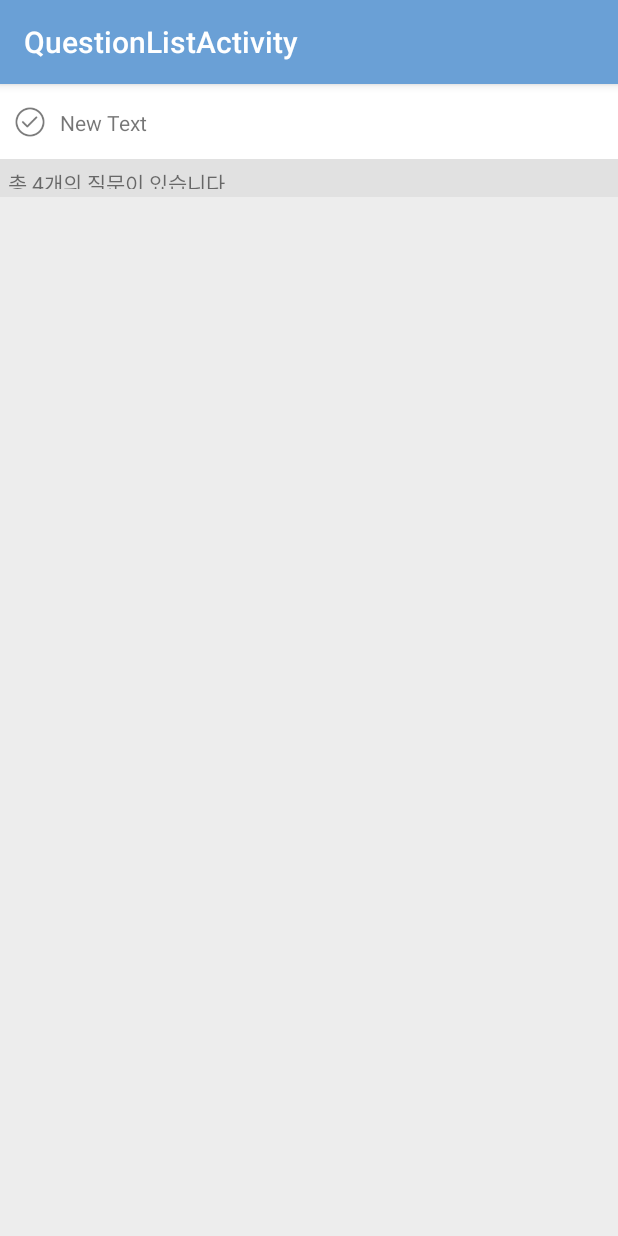
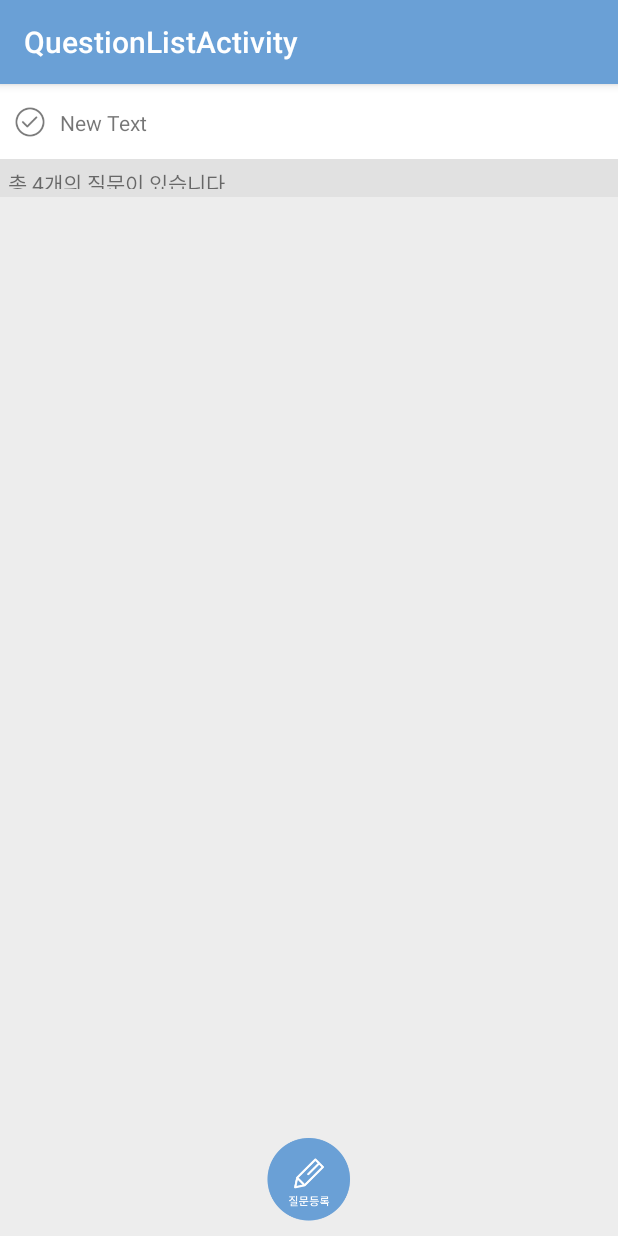
Before and after one commit to dudeh534/interviewProject, an Android app: the QuestionListActivity screen opened directly, with no data from a screen before it, on a phone screen of 412 x 824 dp. Run offline under Robolectric (Android 15) with nearby library versions, the phone set to English and light mode, and no system bars.

Commit message:
question

```diff
--- a/app/src/main/java/fighting/teamsixteen/unithon/interviewproj/QuestionListActivity.java
+++ b/app/src/main/java/fighting/teamsixteen/unithon/interviewproj/QuestionListActivity.java
@@ -2,6 +2,12 @@ package fighting.teamsixteen.unithon.interviewproj;
 
 import android.os.Bundle;
 import android.support.v7.app.AppCompatActivity;
+import android.support.v7.widget.GridLayoutManager;
+import android.support.v7.widget.LinearLayoutManager;
+import android.support.v7.widget.RecyclerView;
+
+import java.util.ArrayList;
+import java.util.List;
 
 public class QuestionListActivity extends AppCompatActivity {
 
@@ -9,6 +15,16 @@ public class QuestionListActivity extends AppCompatActivity {
     protected void onCreate(Bundle savedInstanceState) {
         super.onCreate(savedInstanceState);
         setContentView(R.layout.activity_question_list);
+        final RecyclerView recyclerView = (RecyclerView) findViewById(R.id.recyclerView2);
+        LinearLayoutManager layoutManager = new LinearLayoutManager(getApplicationContext());
+        recyclerView.setHasFixedSize(true);
+        recyclerView.setLayoutManager(layoutManager);
+        final List<Recycler_Item_question> items = new ArrayList<>();
+        final Recycler_Item_question[] item = new Recycler_Item_question[20];
+        item[0] = new Recycler_Item_question("Selfintroduce","adfasdf","1");
+        for (int i = 0; i < 1; i++) items.add(item[i]);
+        recyclerView.setLayoutManager(new GridLayoutManager(this, 2));
+        recyclerView.setAdapter(new RecyclerAdapter_question(getApplicationContext(), items, R.layout.activity_question_list));
 
     }
 
--- /dev/null
+++ b/app/src/main/java/fighting/teamsixteen/unithon/interviewproj/RecyclerAdapter_question.java
@@ -0,0 +1,62 @@
+package fighting.teamsixteen.unithon.interviewproj;
+
+import android.content.Context;
+import android.support.v7.widget.CardView;
+import android.support.v7.widget.RecyclerView;
+import android.view.LayoutInflater;
+import android.view.View;
+import android.view.ViewGroup;
+import android.widget.TextView;
+
+import java.util.List;
+
+/**
+ * Created by Youngdo on 2016-02-13.
+ */
+public class RecyclerAdapter_question extends RecyclerView.Adapter<RecyclerAdapter_question.ViewHolder> {
+    Context context;
+    List<Recycler_Item_question> items;
+    int item_layout;
+
+
+    public RecyclerAdapter_question(Context context, List<Recycler_Item_question> items, int item_layout) {
+        this.context = context;
+        this.items = items;
+        this.item_layout = item_layout;
+    }
+
+    @Override
+    public ViewHolder onCreateViewHolder(ViewGroup parent, int viewType) {
+        View v = LayoutInflater.from(parent.getContext()).inflate(R.layout.item_cardview_question, null);
+        return new ViewHolder(v);
+    }
+
+    @Override
+    public void onBindViewHolder(ViewHolder holder, int position) {
+        final Recycler_Item_question item = items.get(position);
+        holder.title.setText(item.getTitle());
+        holder.number.setText(item.getNumber());
+        holder.answer.setText(item.getAnswer());
+    }
+
+    @Override
+    public int getItemCount() {
+        return 0;
+    }
+
+    public class ViewHolder extends RecyclerView.ViewHolder {
+        TextView title;
+        CardView cardview;
+        TextView answer;
+        TextView number;
+
+
+        public ViewHolder(View itemView) {
+            super(itemView);
+            title = (TextView) itemView.findViewById(R.id.textView6);
+            cardview = (CardView) itemView.findViewById(R.id.cardView1);
+            answer = (TextView) itemView.findViewById(R.id.textView7);
+            number = (TextView) itemView.findViewById(R.id.textView5);
+        }
+    }
+}
--- /dev/null
+++ b/app/src/main/java/fighting/teamsixteen/unithon/interviewproj/Recycler_Item_question.java
@@ -0,0 +1,26 @@
+package fighting.teamsixteen.unithon.interviewproj;
+
+/**
+ * Created by Youngdo on 2016-02-13.
+ */
+public class Recycler_Item_question {
+    String number,title, answer;
+
+    public String getTitle() {
+        return title;
+    }
+
+    public String getAnswer() {
+        return answer;
+    }
+
+    public String getNumber() {
+
+        return number;
+    }
+    Recycler_Item_question(String title, String answer, String number){
+        this.answer=answer;
+        this.title=title;
+        this.number=number;
+    }
+}
--- a/app/src/main/res/layout/activity_question_list.xml
+++ b/app/src/main/res/layout/activity_question_list.xml
@@ -60,5 +60,15 @@
         android:id = "@+id/recyclerView2"
         android:layout_below="@+id/linearLayout2"
         />
+    <FrameLayout
+        android:layout_width="56dp"
+        android:layout_height="56dp"
+        android:background="@drawable/questionlist_upload"
+        android:id="@+id/fab"
+        android:onClick="onClick"
+        android:layout_alignWithParentIfMissing="false"
+        android:layout_alignParentBottom="true"
+        android:layout_centerHorizontal="true"
+        android:layout_marginBottom="10dp" />
 
 </RelativeLayout>
```
Also changed, not shown: app/src/main/res/layout/item_cardview_question.xml (added, +61 -0 lines).
